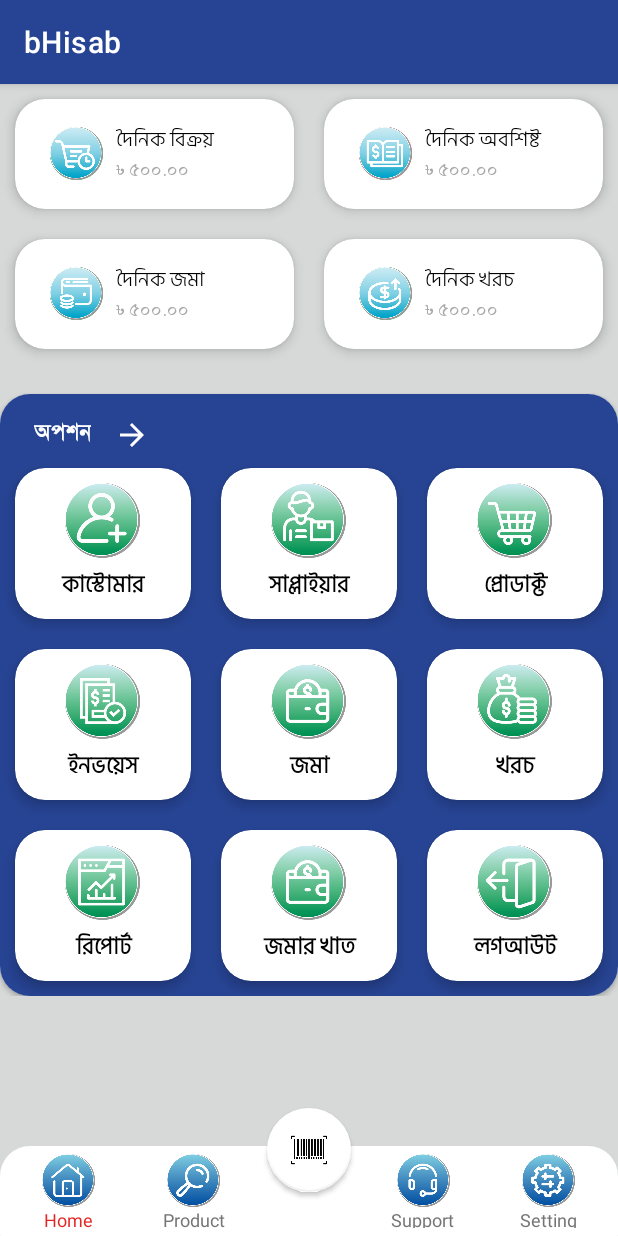
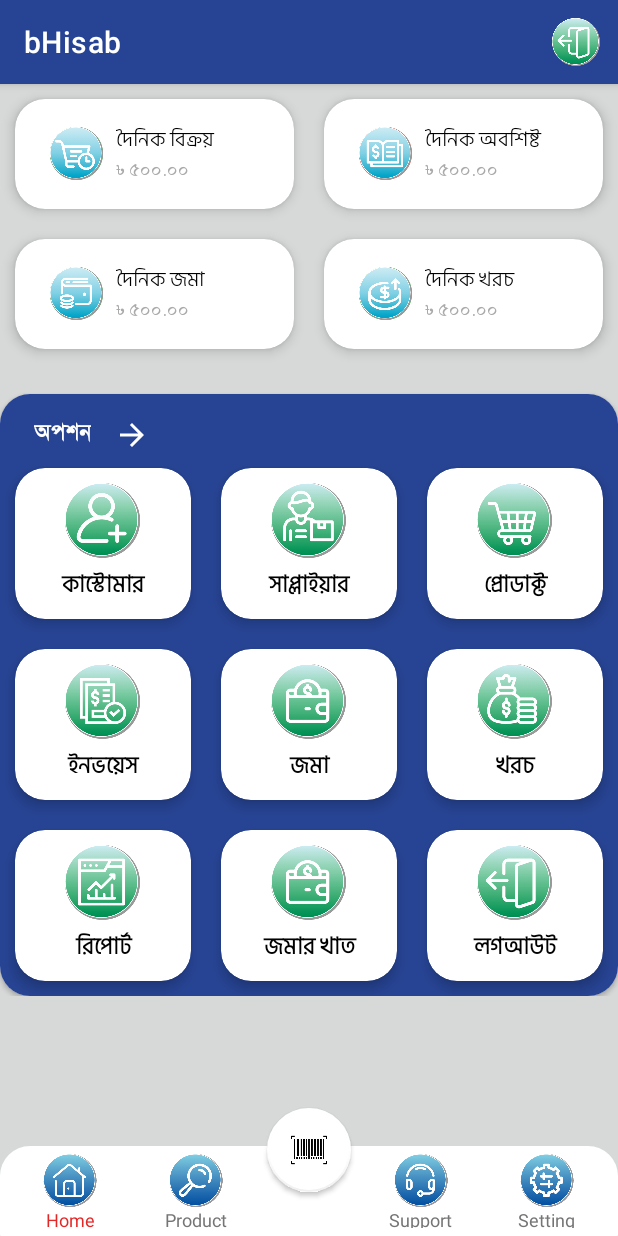
Before and after one commit to rahman-cmd/Bhisab, an Android app: the HomeActivity screen opened directly, with no data from a screen before it, on a phone screen of 412 x 824 dp. Run offline under Robolectric (Android 15) with nearby library versions, the phone set to English and light mode, and no system bars; libraries missing offline, so code that uses them is left out: es.dmoral.toasty, org.apache.poi; 1 statement that could not run was skipped.

```diff
--- a/app/src/main/java/com/softhostit/bhisab/HomeActivity.java
+++ b/app/src/main/java/com/softhostit/bhisab/HomeActivity.java
@@ -1,10 +1,16 @@
 package com.softhostit.bhisab;
+
+import static org.apache.poi.sl.usermodel.PresetColor.Menu;
 
 import android.content.Intent;
 import android.os.Bundle;
+import android.view.Menu;
+import android.view.MenuInflater;
+import android.view.MenuItem;
 import android.view.View;
 import android.widget.LinearLayout;
 
+import androidx.annotation.NonNull;
 import androidx.appcompat.app.AppCompatActivity;
 import androidx.cardview.widget.CardView;
 
@@ -16,11 +22,10 @@ import com.softhostit.bhisab.POS.PosActivity;
 
 import es.dmoral.toasty.Toasty;
 
-public class HomeActivity extends AppCompatActivity implements View.OnClickListener {
+public class HomeActivity extends AppCompatActivity  {
 
     BottomNavigationView nav_view;
     CardView posPrint, coustomer;
-    LinearLayout btnLogout;
 
 
 
@@ -32,7 +37,7 @@ public class HomeActivity extends AppCompatActivity implements View.OnClickListe
 //        nav_view = findViewById(R.id.nav_view);
 //        nav_view.setItemIconTintList(null);
 
-        btnLogout = findViewById(R.id.btnLogout);
+
 
         if(SharedPrefManager.getInstance(this).isLoggedIn()){
             User user = SharedPrefManager.getInstance(this).getUser();
@@ -42,7 +47,7 @@ public class HomeActivity extends AppCompatActivity implements View.OnClickListe
 //            gender.setText(user.getGender());
 //            userName.setText(user.getName());
 
-            btnLogout.setOnClickListener(this);
+
         }
         else{
             Intent  intent = new Intent(HomeActivity.this,LoginActivity.class);
@@ -70,12 +75,33 @@ public class HomeActivity extends AppCompatActivity implements View.OnClickListe
 
 
 
+
+
+    }
+
+    // log out option menu
+    @Override
+    public boolean onCreateOptionsMenu(android.view.Menu menu) {
+        MenuInflater inflater = getMenuInflater();
+        inflater.inflate(R.menu.logoout_menu, menu);
+        return true;
     }
 
     @Override
-    public void onClick(View v) {
-        if(v.equals(btnLogout)){
-            SharedPrefManager.getInstance(getApplicationContext()).logout();
+    public boolean onOptionsItemSelected(MenuItem item) {
+        // Handle item selection
+        switch (item.getItemId()) {
+            case R.id.logOutBtn:
+                if (SharedPrefManager.getInstance(this).isLoggedIn()) {
+                    SharedPrefManager.getInstance(this).logout();
+                    finish();
+                    startActivity(new Intent(this, LoginActivity.class));
+                }
+                return true;
+            default:
+                return super.onOptionsItemSelected(item);
         }
     }
+
+
 }
--- a/app/src/main/res/layout/activity_home.xml
+++ b/app/src/main/res/layout/activity_home.xml
@@ -844,7 +844,7 @@
 
                     <ImageButton
                         android:scaleType="fitCenter"
-                        android:layout_width="35dp"
+                        android:layout_width="?android:attr/actionBarSize"
                         android:layout_height="35dp"
                         android:background="?attr/selectableItemBackgroundBorderless"
                         app:srcCompat="@drawable/home" />
@@ -867,7 +867,7 @@
 
                     <ImageButton
                         android:scaleType="fitCenter"
-                        android:layout_width="35dp"
+                        android:layout_width="?android:attr/actionBarSize"
                         android:layout_height="35dp"
                         android:background="?attr/selectableItemBackgroundBorderless"
                         app:srcCompat="@drawable/sarch" />
@@ -905,7 +905,7 @@
 
                     <ImageButton
                         android:scaleType="fitCenter"
-                        android:layout_width="35dp"
+                        android:layout_width="?android:attr/actionBarSize"
                         android:layout_height="35dp"
                         android:background="?attr/selectableItemBackgroundBorderless"
                         app:srcCompat="@drawable/sp" />
@@ -928,7 +928,7 @@
 
                     <ImageButton
                         android:scaleType="fitCenter"
-                        android:layout_width="35dp"
+                        android:layout_width="?android:attr/actionBarSize"
                         android:layout_height="35dp"
                         android:background="?attr/selectableItemBackgroundBorderless"
                         app:srcCompat="@drawable/settings" />
--- /dev/null
+++ b/app/src/main/res/menu/logoout_menu.xml
@@ -0,0 +1,12 @@
+<?xml version="1.0" encoding="utf-8"?>
+<menu xmlns:android="http://schemas.android.com/apk/res/android"
+    xmlns:app="http://schemas.android.com/apk/res-auto">
+    <item
+        android:id="@+id/logOutBtn"
+        android:checkable="true"
+        android:icon="@drawable/logout"
+        android:orderInCategory="100"
+        android:title="Logo Out"
+        app:showAsAction="always">
+    </item>
+</menu>
```
